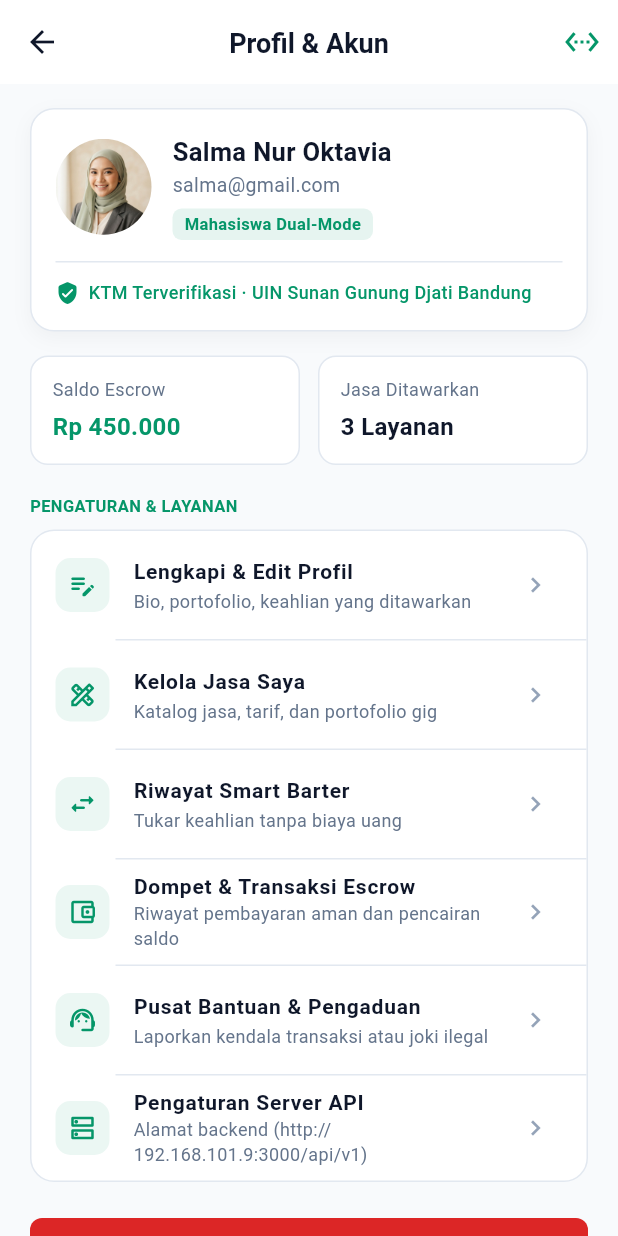
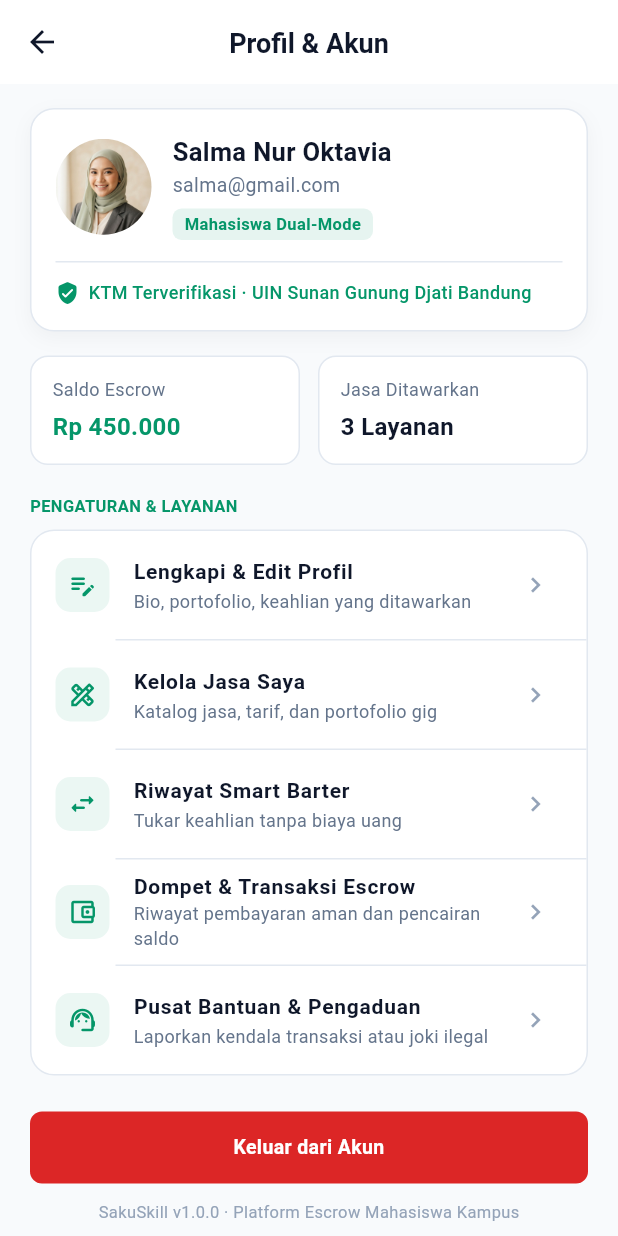
Before and after one commit to luminariadev/sakuskill, a Flutter app: the ProfilePage screen opened by its route, on a phone screen of 412 x 824 dp. Run offline on Flutter 3.47's test engine with Material 3 defaults, Android fonts, the phone set to English and light mode, and no system bars; our stand-ins replace flutter_map, flutter_svg, latlong2; network calls fail; project files that could hold a hidden picture were left out.

Commit message:
feat(release): persiapan branch release/v1.0.0-mvp untuk live demo jaringan
- Integrasi Cloudflare Tunnel publik HTTPS untuk akses lintas jaringan (kuota HP / Wi-Fi kampus)
- Pembersihan form login dari kredensial hardcode dan penghilangan icon setting jaringan pada UI
- Penambahan gesture darurat (long-press 2 detik pada teks versi profil) untuk konfigurasi API tersembunyi
- Penambahan skrip npm run db:clean untuk reset database ke clean slate sebelum presentasi
- Pembaruan dokumen panduan eksekusi demo dan presentasi end-to-end

```diff
--- a/mobile/lib/core/config/app_config.dart
+++ b/mobile/lib/core/config/app_config.dart
@@ -22,17 +22,15 @@ abstract final class AppConfig {
     return false;
   }
 
-  /// Base URL sesuai docs/API_CONTRACT.md. Default pada Android fisik diarahkan
-  /// ke IP Wi-Fi host laptop (192.168.101.9) agar HP dapat langsung terhubung.
+  /// Base URL sesuai docs/API_CONTRACT.md. Default menggunakan Cloudflare Tunnel
+  /// publik HTTPS sehingga HP dapat langsung mengakses backend dari jaringan mana pun
+  /// (Wi-Fi kampus, hotspot, maupun kuota seluler HP) tanpa perlu satu jaringan.
   static String get apiBaseUrl {
     if (customServerUrl != null && customServerUrl!.isNotEmpty) {
       return customServerUrl!;
     }
     if (_apiOverride.isNotEmpty) return _apiOverride;
-    if (!kIsWeb && defaultTargetPlatform == TargetPlatform.android) {
-      return 'http://192.168.101.9:3000/api/v1';
-    }
-    return 'http://localhost:3000/api/v1';
+    return 'https://self-consult-allowed-marijuana.trycloudflare.com/api/v1';
   }
 
   static const Duration networkTimeout = Duration(seconds: 6);
--- a/mobile/lib/features/profile/presentation/pages/profile_page.dart
+++ b/mobile/lib/features/profile/presentation/pages/profile_page.dart
@@ -158,13 +158,6 @@ class _ProfilePageState extends State<ProfilePage> {
           icon: const Icon(Icons.arrow_back, color: AppColors.textPrimary),
           onPressed: () => Navigator.of(context).pop(),
         ),
-        actions: [
-          IconButton(
-            icon: const Icon(Icons.settings_ethernet, color: AppColors.primary),
-            tooltip: 'Pengaturan Server API',
-            onPressed: _openServerSettings,
-          ),
-        ],
       ),
       body: ListView(
         padding: const EdgeInsets.symmetric(horizontal: 20, vertical: 16),
@@ -393,13 +386,6 @@ class _ProfilePageState extends State<ProfilePage> {
                   subtitle: 'Laporkan kendala transaksi atau joki ilegal',
                   onTap: () => Navigator.of(context).pushNamed(AppRoutes.complaint),
                 ),
-                const Divider(height: 1, indent: 56),
-                _buildMenuItem(
-                  icon: Icons.dns_outlined,
-                  title: 'Pengaturan Server API',
-                  subtitle: 'Alamat backend (${AppConfig.apiBaseUrl})',
-                  onTap: _openServerSettings,
-                ),
               ],
             ),
           ),
@@ -415,12 +401,15 @@ class _ProfilePageState extends State<ProfilePage> {
           ),
 
           const SizedBox(height: 12),
-          const Center(
-            child: Text(
-              'SakuSkill v1.0.0 · Platform Escrow Mahasiswa Kampus',
-              style: TextStyle(
-                fontSize: 11,
-                color: AppColors.textMuted,
+          Center(
+            child: GestureDetector(
+              onLongPress: _openServerSettings,
+              child: const Text(
+                'SakuSkill v1.0.0 · Platform Escrow Mahasiswa Kampus',
+                style: TextStyle(
+                  fontSize: 11,
+                  color: AppColors.textMuted,
+                ),
               ),
             ),
           ),
```
Also changed, not shown: mobile/lib/features/auth/presentation/pages/login_page.dart (+3 -16 lines), mobile/lib/features/auth/presentation/pages/register_page.dart (+3 -16 lines), 3 other files.
